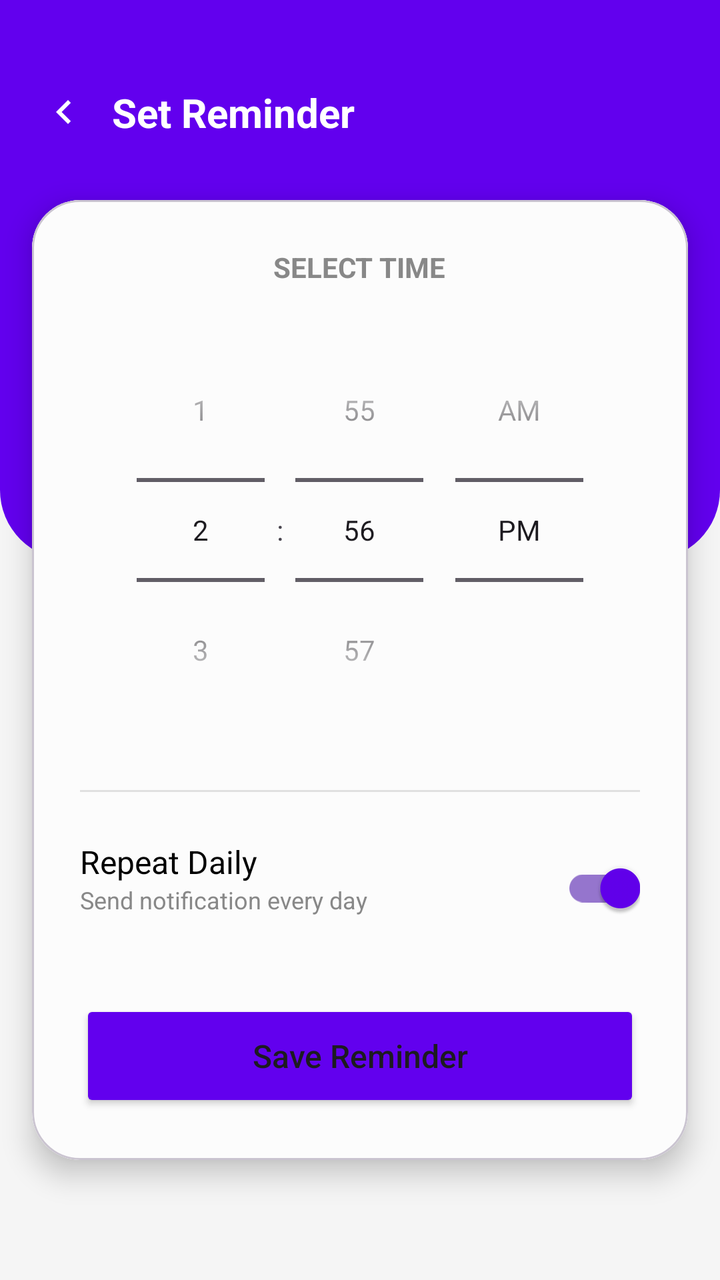
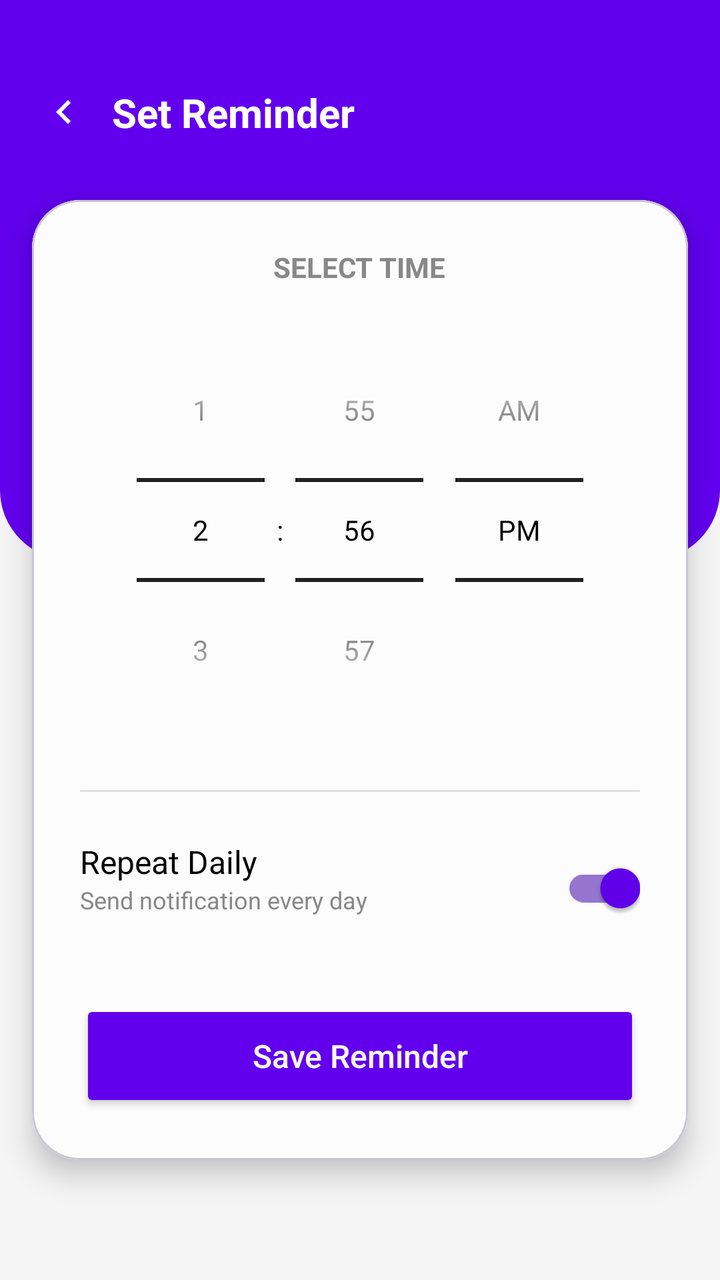

Screens rendered from an Android XML layout before and after an edit, with the pre-edit source and the edit as a unified diff.
<!-- AndroidManifest.xml: application theme Theme.BrainByte -->
<!-- res/layout/fragment_reminder.xml -->
<?xml version="1.0" encoding="utf-8"?>
<androidx.constraintlayout.widget.ConstraintLayout xmlns:android="http://schemas.android.com/apk/res/android"
    xmlns:app="http://schemas.android.com/apk/res-auto"
    android:layout_width="match_parent"
    android:layout_height="match_parent"
    android:background="#F5F5F5">

    <View
        android:id="@+id/headerBackground"
        android:layout_width="match_parent"
        android:layout_height="280dp"
        android:background="@drawable/header_bottom_rounded"
        app:layout_constraintTop_toTopOf="parent" />

    <ImageButton
        android:id="@+id/btnBack"
        android:layout_width="48dp"
        android:layout_height="48dp"
        android:layout_marginStart="8dp"
        android:layout_marginTop="32dp"
        android:background="?attr/selectableItemBackgroundBorderless"
        android:src="@drawable/ic_chevron_right"
        android:rotation="180"
        app:tint="@color/white"
        app:layout_constraintStart_toStartOf="parent"
        app:layout_constraintTop_toTopOf="parent" />
    <TextView
        android:id="@+id/headerTitle"
        android:layout_width="wrap_content"
        android:layout_height="wrap_content"
        android:text="Set Reminder"
        android:textColor="@color/white"
        android:textSize="20sp"
        android:textStyle="bold"
        app:layout_constraintBottom_toBottomOf="@id/btnBack"
        app:layout_constraintStart_toEndOf="@id/btnBack"
        app:layout_constraintTop_toTopOf="@id/btnBack" />

    <com.google.android.material.card.MaterialCardView
        android:layout_width="match_parent"
        android:layout_height="wrap_content"
        android:layout_marginHorizontal="16dp"
        android:layout_marginTop="100dp"
        app:cardCornerRadius="24dp"
        app:cardElevation="8dp"
        app:layout_constraintTop_toTopOf="parent">

        <LinearLayout
            android:layout_width="match_parent"
            android:layout_height="wrap_content"
            android:orientation="vertical"
            android:padding="24dp"
            android:background="#fcfcfc">

            <TextView
                android:layout_width="wrap_content"
                android:layout_height="wrap_content"
                android:layout_gravity="center"
                android:text="Select Time"
                android:textColor="#888888"
                android:textSize="14sp"
                android:textStyle="bold"
                android:textAllCaps="true" />

            <TimePicker
                android:id="@+id/timePicker"
                android:layout_width="wrap_content"
                android:layout_height="wrap_content"
                android:layout_gravity="center_horizontal"
                android:layout_marginTop="16dp"
                android:timePickerMode="spinner" />

            <View
                android:layout_width="match_parent"
                android:layout_height="1dp"
                android:layout_marginVertical="24dp"
                android:background="#E0E0E0" />

            <RelativeLayout
                android:layout_width="match_parent"
                android:layout_height="wrap_content">

                <TextView
                    android:id="@+id/lblRepeat"
                    android:layout_width="wrap_content"
                    android:layout_height="wrap_content"
                    android:text="Repeat Daily"
                    android:textColor="#000000"
                    android:textSize="16sp" />

                <TextView
                    android:layout_width="wrap_content"
                    android:layout_height="wrap_content"
                    android:layout_below="@id/lblRepeat"
                    android:text="Send notification every day"
                    android:textColor="#888888"
                    android:textSize="12sp" />

                <androidx.appcompat.widget.SwitchCompat
                    android:id="@+id/switchRepeat"
                    android:layout_width="wrap_content"
                    android:layout_height="wrap_content"
                    android:layout_alignParentEnd="true"
                    android:layout_centerVertical="true"
                    android:checked="true"
                    app:thumbTint="@color/switch_thumb_color"
                    app:trackTint="@color/switch_track_color" />
            </RelativeLayout>

            <Button
                android:id="@+id/btnSaveReminder"
                android:layout_width="match_parent"
                android:layout_height="56dp"
                android:layout_marginTop="32dp"
                android:backgroundTint="#6200EE"
                android:text="Save Reminder"
                android:textAllCaps="false"
                android:textSize="16sp"
                app:cornerRadius="12dp" />

        </LinearLayout>
    </com.google.android.material.card.MaterialCardView>

</androidx.constraintlayout.widget.ConstraintLayout>
<!-- resources referenced by this layout -->
<resources>
  <color name="white">#FFFFFFFF</color>
  <!-- drawable header_bottom_rounded (drawable) -->
  <?xml version="1.0" encoding="utf-8"?>
  <shape xmlns:android="http://schemas.android.com/apk/res/android">
      <solid android:color="#6200EE" /> <corners
      android:bottomLeftRadius="35dp"
      android:bottomRightRadius="35dp"
      android:topLeftRadius="0dp"
      android:topRightRadius="0dp" />
  </shape>
  <!-- drawable ic_chevron_right (drawable) -->
  <vector xmlns:android="http://schemas.android.com/apk/res/android" android:height="24dp" android:tint="#000000" android:viewportHeight="24" android:viewportWidth="24" android:width="24dp">
        
      <path android:fillColor="@android:color/white" android:pathData="M10,6L8.59,7.41 13.17,12l-4.58,4.59L10,18l6,-6z"/>
      
  </vector>
  <style name="Theme.BrainByte" parent="Base.Theme.BrainByte" />
  <style name="Base.Theme.BrainByte" parent="Theme.Material3.DayNight.NoActionBar">
      </style>
</resources>

<!-- the commit's change to res/layout/fragment_reminder.xml (unified diff, before → after) -->
@@ -19,11 +19,12 @@
         android:layout_marginStart="8dp"
         android:layout_marginTop="32dp"
         android:background="?attr/selectableItemBackgroundBorderless"
+        android:rotation="180"
         android:src="@drawable/ic_chevron_right"
-        android:rotation="180"
-        app:tint="@color/white"
         app:layout_constraintStart_toStartOf="parent"
-        app:layout_constraintTop_toTopOf="parent" />
+        app:layout_constraintTop_toTopOf="parent"
+        app:tint="@color/white" />
+
     <TextView
         android:id="@+id/headerTitle"
         android:layout_width="wrap_content"
@@ -48,19 +49,19 @@
         <LinearLayout
             android:layout_width="match_parent"
             android:layout_height="wrap_content"
+            android:background="#fcfcfc"
             android:orientation="vertical"
-            android:padding="24dp"
-            android:background="#fcfcfc">
+            android:padding="24dp">
 
             <TextView
                 android:layout_width="wrap_content"
                 android:layout_height="wrap_content"
                 android:layout_gravity="center"
                 android:text="Select Time"
+                android:textAllCaps="true"
                 android:textColor="#888888"
                 android:textSize="14sp"
-                android:textStyle="bold"
-                android:textAllCaps="true" />
+                android:textStyle="bold" />
 
             <TimePicker
                 android:id="@+id/timePicker"
@@ -68,7 +69,8 @@
                 android:layout_height="wrap_content"
                 android:layout_gravity="center_horizontal"
                 android:layout_marginTop="16dp"
-                android:timePickerMode="spinner" />
+                android:theme="@style/TimePickerTheme"
+                android:timePickerMode="spinner"/>
 
             <View
                 android:layout_width="match_parent"
@@ -115,6 +117,7 @@
                 android:backgroundTint="#6200EE"
                 android:text="Save Reminder"
                 android:textAllCaps="false"
+                android:textColor="#fcfcfc"
                 android:textSize="16sp"
                 app:cornerRadius="12dp" />
 
<!-- resource entries referenced after the edit -->
@@ -16,7 +16,13 @@
       <path android:fillColor="@android:color/white" android:pathData="M10,6L8.59,7.41 13.17,12l-4.58,4.59L10,18l6,-6z"/>
       
   </vector>
+  <style name="TimePickerTheme" parent="Theme.Material3.DayNight.NoActionBar">
+          <item name="android:textColor">@color/black</item>
+          <item name="android:textColorPrimary">@color/black</item>
+          <item name="android:textColorSecondary">@color/black</item>
+      </style>
   <style name="Theme.BrainByte" parent="Base.Theme.BrainByte" />
+  <color name="black">#FF000000</color>
   <style name="Base.Theme.BrainByte" parent="Theme.Material3.DayNight.NoActionBar">
       </style>
 </resources>
